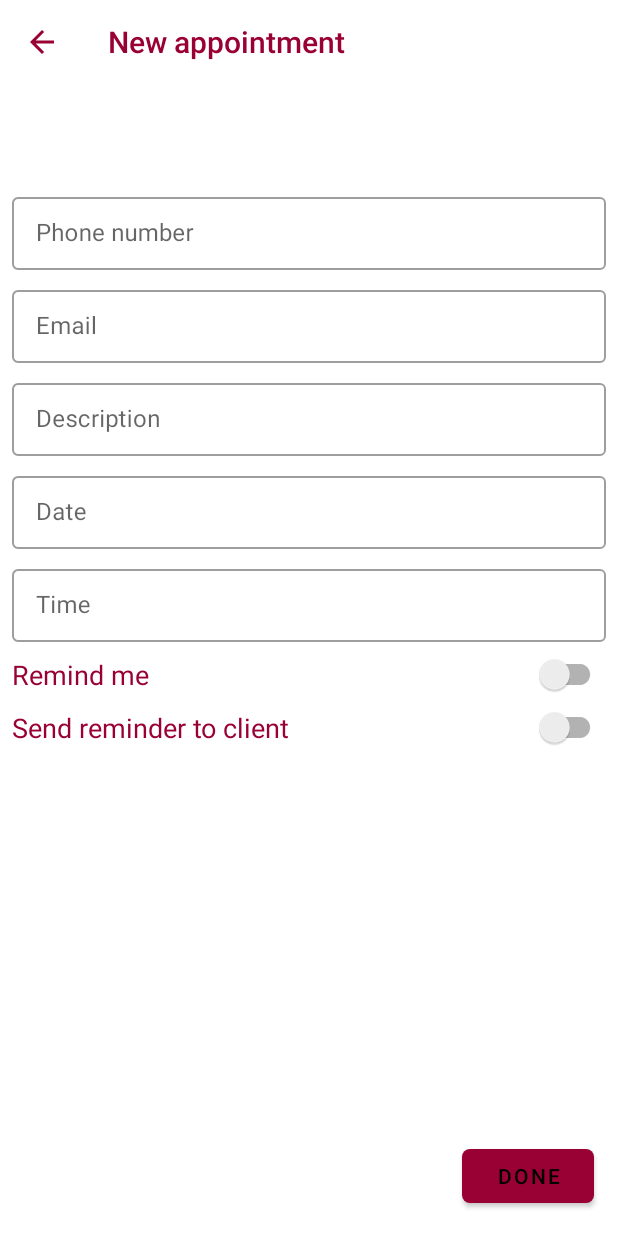
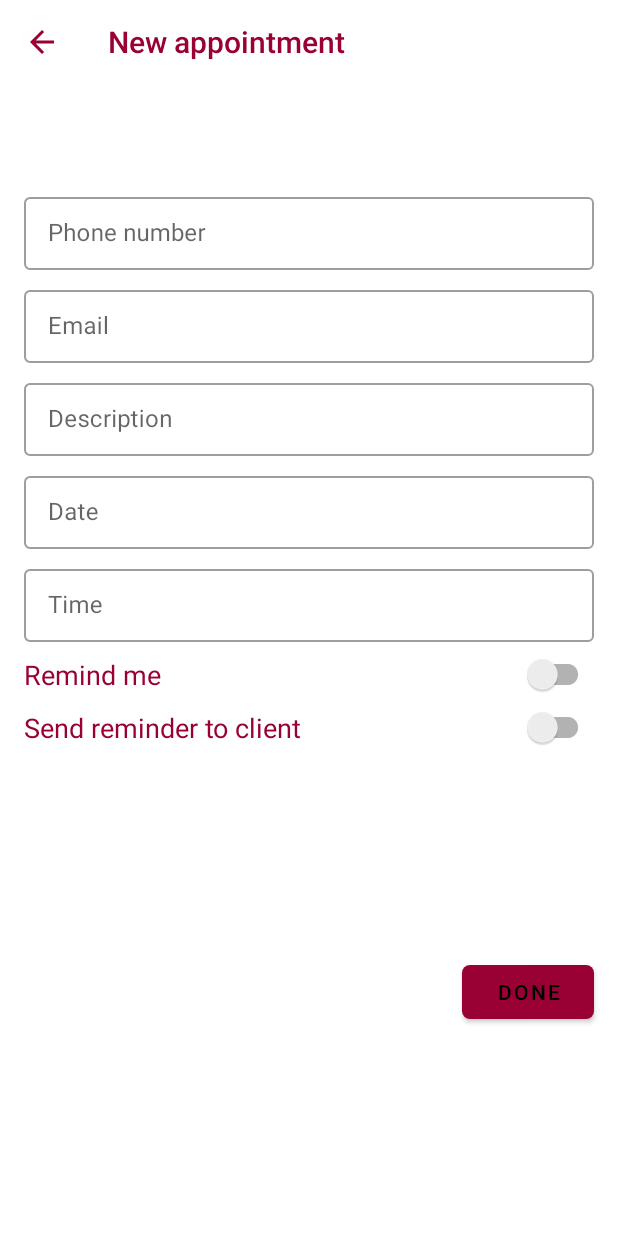
Before and after one commit to TonyOladapo/AppointmentTrack, an Android app: the CreateEditAppointmentActivity screen opened directly, with no data from a screen before it, on a phone screen of 412 x 824 dp. Run offline under Robolectric (Android 15) with nearby library versions, the phone set to English and light mode, and no system bars; libraries missing offline, so code that uses them is left out: com.jaredrummler.materialspinner, pub.devrel.easypermissions; plain views replace WaterfallToolbar; 1 statement that could not run was skipped.

Commit message:
Fixed no appointments textview and made changes to some layouts

```diff
--- a/app/build.gradle
+++ b/app/build.gradle
@@ -61,5 +61,6 @@ dependencies {
     testImplementation 'junit:junit:4.12'
     androidTestImplementation 'androidx.test:runner:1.2.0'
     androidTestImplementation 'androidx.test.espresso:espresso-core:3.2.0'
+    implementation 'androidx.legacy:legacy-support-v4:1.0.0'
 }
 apply plugin: 'com.google.gms.google-services'
--- a/app/src/main/java/com/oladapo/appointmenttrack/Database/DAO.java
+++ b/app/src/main/java/com/oladapo/appointmenttrack/Database/DAO.java
@@ -26,4 +26,7 @@ public interface DAO {
 
     @Query("SELECT * FROM appointments_table ORDER BY dateTime")
     LiveData<List<Appointments>> getAllAppointments();
+
+    @Query("SELECT * FROM appointments_table LIMIT 1")
+    LiveData<List<Appointments>> getAnyAppointment();
 }
--- a/app/src/main/java/com/oladapo/appointmenttrack/Database/Repository.java
+++ b/app/src/main/java/com/oladapo/appointmenttrack/Database/Repository.java
@@ -11,11 +11,13 @@ class Repository {
 
     private DAO dao;
     private LiveData<List<Appointments>>allAppointments;
+    private LiveData<List<Appointments>>anyAppointment;
 
     Repository(Application application) {
         AppointmentsDatabase database = AppointmentsDatabase.getInstance(application);
         dao = database.appointmentsDao();
         allAppointments = dao.getAllAppointments();
+        anyAppointment = dao.getAnyAppointment();
     }
 
     void insert(Appointments appointments) {
@@ -36,6 +38,10 @@ class Repository {
 
     LiveData<List<Appointments>> getAllAppointments() {
         return allAppointments;
+    }
+
+    LiveData<List<Appointments>> getAnyAppointment() {
+        return anyAppointment;
     }
 
     private static class InsertAppointmentsAsyncTask extends AsyncTask<Appointments, Void, Void> {
--- a/app/src/main/java/com/oladapo/appointmenttrack/Database/ViewModel.java
+++ b/app/src/main/java/com/oladapo/appointmenttrack/Database/ViewModel.java
@@ -12,11 +12,13 @@ public class ViewModel extends AndroidViewModel {
 
     private Repository repository;
     private LiveData<List<Appointments>> allAppointments;
+    private LiveData<List<Appointments>>anyAppointment;
 
     public ViewModel(@NonNull Application application) {
         super(application);
         repository = new Repository(application);
         allAppointments = repository.getAllAppointments();
+        anyAppointment = repository.getAnyAppointment();
     }
 
     public void insert(Appointments appointments) {
@@ -38,4 +40,8 @@ public class ViewModel extends AndroidViewModel {
     public LiveData<List<Appointments>> getAllAppointments() {
         return allAppointments;
     }
+
+    public LiveData<List<Appointments>> getAnyAppointment() {
+        return anyAppointment;
+    }
 }
--- a/app/src/main/res/layout/activity_create_appointment.xml
+++ b/app/src/main/res/layout/activity_create_appointment.xml
@@ -37,9 +37,9 @@
         android:id="@+id/linearLayout2"
         android:layout_width="0dp"
         android:layout_height="wrap_content"
-        android:layout_marginStart="8dp"
+        android:layout_marginStart="16dp"
         android:layout_marginTop="8dp"
-        android:layout_marginEnd="8dp"
+        android:layout_marginEnd="16dp"
         android:orientation="vertical"
         app:layout_constraintEnd_toEndOf="parent"
         app:layout_constraintStart_toStartOf="parent"
@@ -67,9 +67,9 @@
         android:id="@+id/linearLayout3"
         android:layout_width="0dp"
         android:layout_height="wrap_content"
-        android:layout_marginStart="8dp"
+        android:layout_marginStart="16dp"
         android:layout_marginTop="8dp"
-        android:layout_marginEnd="8dp"
+        android:layout_marginEnd="16dp"
         android:orientation="vertical"
         app:layout_constraintEnd_toEndOf="parent"
         app:layout_constraintStart_toStartOf="parent"
@@ -97,9 +97,9 @@
         android:id="@+id/linearLayout4"
         android:layout_width="0dp"
         android:layout_height="wrap_content"
-        android:layout_marginStart="8dp"
+        android:layout_marginStart="16dp"
         android:layout_marginTop="8dp"
-        android:layout_marginEnd="8dp"
+        android:layout_marginEnd="16dp"
         android:orientation="vertical"
         app:layout_constraintEnd_toEndOf="parent"
         app:layout_constraintStart_toStartOf="parent"
@@ -127,9 +127,9 @@
         android:id="@+id/linearLayout5"
         android:layout_width="0dp"
         android:layout_height="wrap_content"
-        android:layout_marginStart="8dp"
+        android:layout_marginStart="16dp"
         android:layout_marginTop="8dp"
-        android:layout_marginEnd="8dp"
+        android:layout_marginEnd="16dp"
         android:orientation="vertical"
         app:layout_constraintEnd_toEndOf="parent"
         app:layout_constraintStart_toStartOf="parent"
@@ -158,9 +158,9 @@
         android:id="@+id/linearLayout7"
         android:layout_width="0dp"
         android:layout_height="wrap_content"
-        android:layout_marginStart="8dp"
+        android:layout_marginStart="16dp"
         android:layout_marginTop="8dp"
-        android:layout_marginEnd="8dp"
+        android:layout_marginEnd="16dp"
         android:orientation="vertical"
         app:layout_constraintEnd_toEndOf="parent"
         app:layout_constraintStart_toStartOf="parent"
@@ -189,9 +189,9 @@
         android:id="@+id/linearLayout11"
         android:layout_width="0dp"
         android:layout_height="wrap_content"
-        android:layout_marginStart="8dp"
+        android:layout_marginStart="16dp"
         android:layout_marginTop="8dp"
-        android:layout_marginEnd="8dp"
+        android:layout_marginEnd="16dp"
         android:orientation="vertical"
         app:layout_constraintEnd_toEndOf="parent"
         app:layout_constraintStart_toStartOf="parent"
@@ -220,9 +220,9 @@
         android:id="@+id/reminderSwitch"
         android:layout_width="0dp"
         android:layout_height="wrap_content"
-        android:layout_marginStart="8dp"
+        android:layout_marginStart="16dp"
         android:layout_marginTop="8dp"
-        android:layout_marginEnd="8dp"
+        android:layout_marginEnd="16dp"
         android:layout_marginBottom="32dp"
         android:checked="false"
         android:text="@string/set_reminder"
@@ -237,9 +237,9 @@
         android:id="@+id/clientReminderSwitch"
         android:layout_width="0dp"
         android:layout_height="wrap_content"
-        android:layout_marginStart="8dp"
+        android:layout_marginStart="16dp"
         android:layout_marginTop="8dp"
-        android:layout_marginEnd="8dp"
+        android:layout_marginEnd="16dp"
         android:checked="false"
         android:text="@string/send_sms_or_email_reminder_to_client"
         android:textColor="@color/colorPrimaryDark"
@@ -252,12 +252,14 @@
         android:id="@+id/submit"
         android:layout_width="wrap_content"
         android:layout_height="wrap_content"
+        android:layout_marginTop="8dp"
         android:layout_marginEnd="16dp"
-        android:layout_marginBottom="16dp"
+        android:layout_marginBottom="8dp"
         android:text="@string/done"
         android:theme="@style/MatButton"
         app:cornerRadius="5dp"
         app:layout_constraintBottom_toBottomOf="parent"
-        app:layout_constraintEnd_toEndOf="parent" />
+        app:layout_constraintEnd_toEndOf="parent"
+        app:layout_constraintTop_toBottomOf="@+id/clientReminderSwitch" />
 
 </androidx.constraintlayout.widget.ConstraintLayout>
```
Also changed, not shown: app/src/main/java/com/oladapo/appointmenttrack/Activities/AppointmentDetailsActivity.java (+9 -5 lines), app/src/main/java/com/oladapo/appointmenttrack/Fragments/HomeFragment.java (+19 -11 lines), app/src/main/res/layout-land/activity_appointment_details.xml (+26 -46 lines), app/src/main/res/layout/activity_appointment_details.xml (+21 -14 lines), app/src/main/res/layout/fragment_home.xml (+9 -6 lines), app/src/main/res/layout/item_home_recyclerview.xml (+8 -7 lines).
